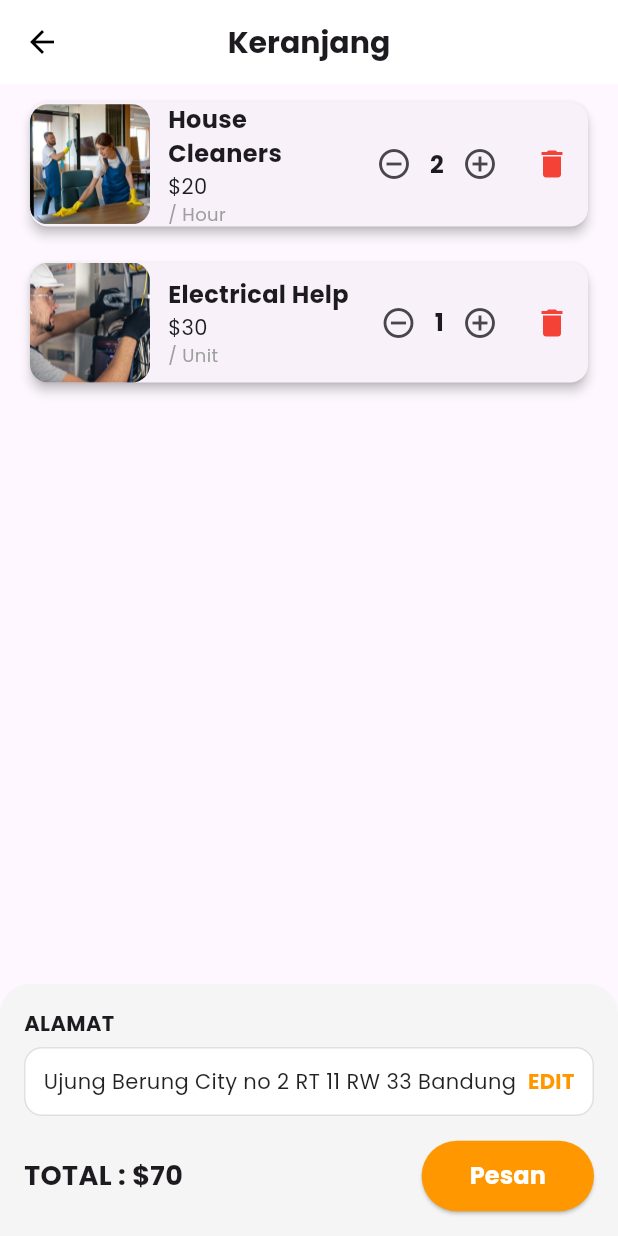
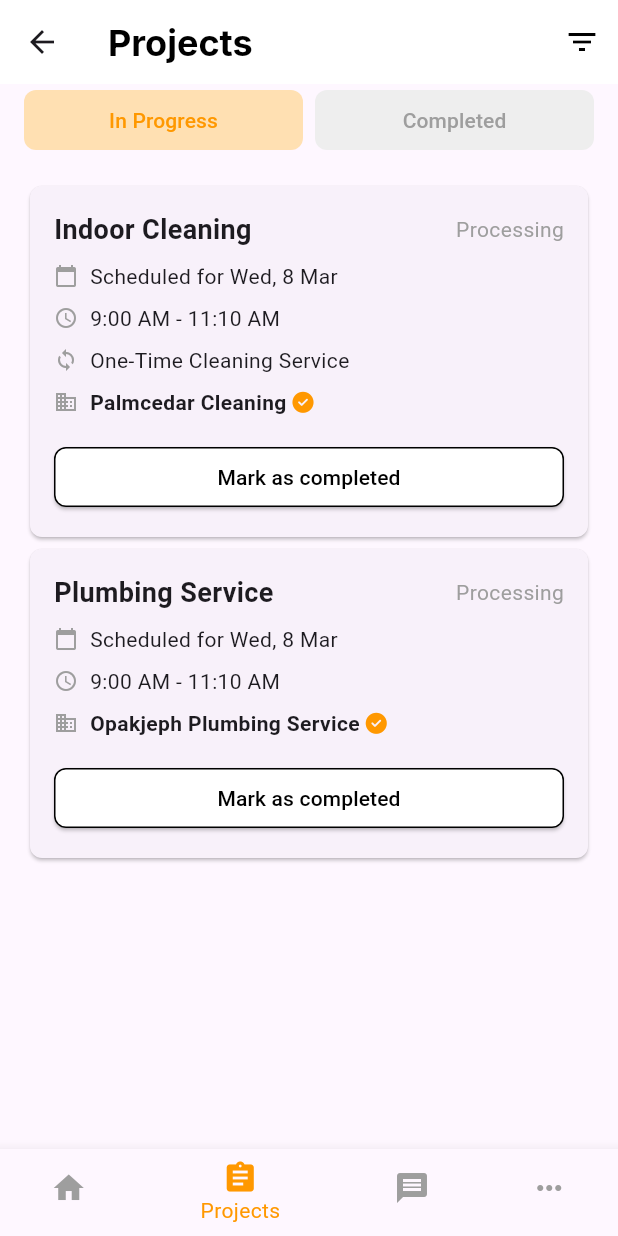
Before and after one commit to MDaffaF/servicehub, a Flutter app: the CartScreen screen opened directly, after a tap on "Pesan", on a phone screen of 412 x 824 dp. Run offline on Flutter 3.47's test engine with Material 3 defaults, Android fonts, the light colour scheme and no system bars; our stand-ins replace flutter_rating_bar, font_awesome_flutter, google_fonts.

Commit message:
Update pengerjaan Project Screen,DetailPage dan Cartpage

```diff
--- a/lib/view/CartScreen.dart
+++ b/lib/view/CartScreen.dart
@@ -1,5 +1,6 @@
 import 'package:flutter/material.dart';
 import 'package:google_fonts/google_fonts.dart';
+import 'package:servicehub/view/ProjectScreen.dart'; // Pastikan import ini benar
 
 void main() {
   runApp(const MyApp());
@@ -13,6 +14,9 @@ class MyApp extends StatelessWidget {
     return MaterialApp(
       debugShowCheckedModeBanner: false,
       home: CartScreen(),
+      routes: {
+        '/projects': (context) => ProjectsScreen(),
+      },
     );
   }
 }
@@ -165,7 +169,7 @@ class _CartScreenState extends State<CartScreen> {
                         child: _isEditing
                             ? TextField(
                                 controller: TextEditingController(text: _alamat),
-                                decoration: InputDecoration(
+                                decoration: const InputDecoration(
                                   border: InputBorder.none,
                                   hintText: "Masukkan alamat baru",
                                 ),
@@ -206,7 +210,12 @@ class _CartScreenState extends State<CartScreen> {
                       style: GoogleFonts.poppins(fontSize: 18, fontWeight: FontWeight.bold),
                     ),
                     ElevatedButton(
-                      onPressed: () {},
+                      onPressed: () {
+                        Navigator.push(
+                          context,
+                          MaterialPageRoute(builder: (context) => ProjectsScreen()), // Perbaikan navigasi
+                        );
+                      },
                       style: ElevatedButton.styleFrom(
                         backgroundColor: Colors.orange,
                         padding: const EdgeInsets.symmetric(horizontal: 32, vertical: 12),
--- /dev/null
+++ b/lib/view/ProjectScreen.dart
@@ -0,0 +1,234 @@
+import 'package:flutter/material.dart';
+import 'package:google_fonts/google_fonts.dart';
+import 'package:font_awesome_flutter/font_awesome_flutter.dart';
+
+void main() {
+  runApp(MyApp());
+}
+
+class MyApp extends StatelessWidget {
+  @override
+  Widget build(BuildContext context) {
+    return MaterialApp(
+      debugShowCheckedModeBanner: false,
+      home: ProjectsScreen(),
+    );
+  }
+}
+
+class ProjectsScreen extends StatefulWidget {
+  @override
+  _ProjectsScreenState createState() => _ProjectsScreenState();
+}
+
+class _ProjectsScreenState extends State<ProjectsScreen> {
+  int _selectedTabIndex = 0; // 0 = "In Progress", 1 = "Completed"
+
+  // List Proyek "In Progress"
+  List<Map<String, String>> inProgressProjects = [
+    {
+      'title': 'Indoor Cleaning',
+      'company': 'Palmcedar Cleaning',
+      'service': 'One-Time Cleaning Service',
+      'date': 'Wed, 8 Mar',
+      'time': '9:00 AM - 11:10 AM',
+    },
+    {
+      'title': 'Plumbing Service',
+      'company': 'Opakjeph Plumbing Service',
+      'service': '',
+      'date': 'Wed, 8 Mar',
+      'time': '9:00 AM - 11:10 AM',
+    },
+  ];
+
+  // List Proyek "Completed"
+  List<Map<String, String>> completedProjects = [];
+
+  void _markAsCompleted(int index) {
+    setState(() {
+      // Pindahkan proyek dari "In Progress" ke "Completed"
+      completedProjects.add(inProgressProjects[index]);
+      inProgressProjects.removeAt(index);
+
+      // Jika semua proyek selesai, langsung pindah ke tab "Completed"
+      if (inProgressProjects.isEmpty) {
+        _selectedTabIndex = 1;
+      }
+    });
+  }
+
+  @override
+  Widget build(BuildContext context) {
+    return Scaffold(
+      appBar: AppBar(
+        title: Text('Projects', style: GoogleFonts.inter(fontSize: 24, fontWeight: FontWeight.bold, color: Colors.black)),
+        backgroundColor: Colors.white,
+        elevation: 0,
+        actions: [
+          IconButton(
+            icon: Icon(Icons.filter_list, color: Colors.black),
+            onPressed: () {},
+          ),
+        ],
+      ),
+      body: Column(
+        children: [
+          // Tab Switcher
+          Container(
+            margin: EdgeInsets.symmetric(horizontal: 16),
+            child: Row(
+              children: [
+                Expanded(
+                  child: TextButton(
+                    style: TextButton.styleFrom(
+                      backgroundColor: _selectedTabIndex == 0 ? Colors.orange.shade100 : Colors.grey.shade200,
+                      shape: RoundedRectangleBorder(borderRadius: BorderRadius.circular(8)),
+                    ),
+                    onPressed: () {
+                      setState(() {
+                        _selectedTabIndex = 0;
+                      });
+                    },
+                    child: Text('In Progress', style: TextStyle(color: _selectedTabIndex == 0 ? Colors.orange : Colors.grey)),
+                  ),
+                ),
+                SizedBox(width: 8),
+                Expanded(
+                  child: TextButton(
+                    style: TextButton.styleFrom(
+                      backgroundColor: _selectedTabIndex == 1 ? Colors.orange.shade100 : Colors.grey.shade200,
+                      shape: RoundedRectangleBorder(borderRadius: BorderRadius.circular(8)),
+                    ),
+                    onPressed: () {
+                      setState(() {
+                        _selectedTabIndex = 1;
+                      });
+                    },
+                    child: Text('Completed', style: TextStyle(color: _selectedTabIndex == 1 ? Colors.orange : Colors.grey)),
+                  ),
+                ),
+              ],
+            ),
+          ),
+          Expanded(
+            child: ListView.builder(
+              padding: EdgeInsets.all(16),
+              itemCount: _selectedTabIndex == 0 ? inProgressProjects.length : completedProjects.length,
+              itemBuilder: (context, index) {
+                var project = _selectedTabIndex == 0 ? inProgressProjects[index] : completedProjects[index];
+                return _selectedTabIndex == 0
+                    ? _buildProjectCard(project, index) // Proyek "In Progress"
+                    : _buildCompletedProjectCard(project); // Proyek "Completed"
+              },
+            ),
+          ),
+        ],
+      ),
+      bottomNavigationBar: BottomNavigationBar(
+        currentIndex: 1,
+        selectedItemColor: Colors.orange,
+        unselectedItemColor: Colors.grey,
+        items: [
+          BottomNavigationBarItem(icon: Icon(Icons.home), label: 'Explore'),
+          BottomNavigationBarItem(icon: Icon(Icons.assignment), label: 'Projects'),
+          BottomNavigationBarItem(icon: Icon(Icons.message), label: 'Messages'),
+          BottomNavigationBarItem(icon: Icon(Icons.more_horiz), label: 'More'),
+        ],
+      ),
+    );
+  }
+
+  Widget _buildProjectCard(Map<String, String> project, int index) {
+    return Card(
+      shape: RoundedRectangleBorder(borderRadius: BorderRadius.circular(8)),
+      child: Padding(
+        padding: EdgeInsets.all(16),
+        child: Column(
+          crossAxisAlignment: CrossAxisAlignment.start,
+          children: [
+            Row(
+              mainAxisAlignment: MainAxisAlignment.spaceBetween,
+              children: [
+                Text(project['title']!, style: TextStyle(fontSize: 18, fontWeight: FontWeight.bold)),
+                Text('Processing', style: TextStyle(color: Colors.grey)),
+              ],
+            ),
+            SizedBox(height: 8),
+            Row(
+              children: [
+                Icon(Icons.calendar_today, size: 16, color: Colors.grey),
+                SizedBox(width: 8),
+                Text('Scheduled for ${project['date']}'),
+              ],
+            ),
+            SizedBox(height: 8),
+            Row(
+              children: [
+                Icon(Icons.access_time, size: 16, color: Colors.grey),
+                SizedBox(width: 8),
+                Text(project['time']!),
+              ],
+            ),
+            if (project['service']!.isNotEmpty) ...[
+              SizedBox(height: 8),
+              Row(
+                children: [
+                  Icon(Icons.sync, size: 16, color: Colors.grey),
+                  SizedBox(width: 8),
+                  Text(project['service']!),
+                ],
+              ),
+            ],
+            SizedBox(height: 8),
+            Row(
+              children: [
+                Icon(Icons.business, size: 16, color: Colors.grey),
+                SizedBox(width: 8),
+                Text(project['company']!, style: TextStyle(fontWeight: FontWeight.bold)),
+                SizedBox(width: 4),
+                Icon(FontAwesomeIcons.solidCheckCircle, size: 14, color: Colors.orange),
+              ],
+            ),
+            SizedBox(height: 16),
+            ElevatedButton(
+              style: ElevatedButton.styleFrom(
+                backgroundColor: Colors.white,
+                side: BorderSide(color: Colors.black),
+                shape: RoundedRectangleBorder(borderRadius: BorderRadius.circular(8)),
+              ),
+              onPressed: () => _markAsCompleted(index),
+              child: Center(
+                child: Text('Mark as completed', style: TextStyle(color: Colors.black)),
+              ),
+            ),
+          ],
+        ),
+      ),
+    );
+  }
+
+  Widget _buildCompletedProjectCard(Map<String, String> project) {
+    return Card(
+      shape: RoundedRectangleBorder(borderRadius: BorderRadius.circular(8)),
+      color: Colors.green.shade100,
+      child: Padding(
+        padding: EdgeInsets.all(16),
+        child: Column(
+          crossAxisAlignment: CrossAxisAlignment.start,
+          children: [
+            Row(
+              mainAxisAlignment: MainAxisAlignment.spaceBetween,
+              children: [
+                Text(project['title']!, style: TextStyle(fontSize: 18, fontWeight: FontWeight.bold)),
+                Icon(FontAwesomeIcons.solidCheckCircle, size: 18, color: Colors.green),
+              ],
+            ),
+            SizedBox(height: 8),
+            Text('✅ Completed', style: TextStyle(color: Colors.green, fontWeight: FontWeight.bold)),
+          ],
+        ),
+      ),
+    );
+  }
+}
```
